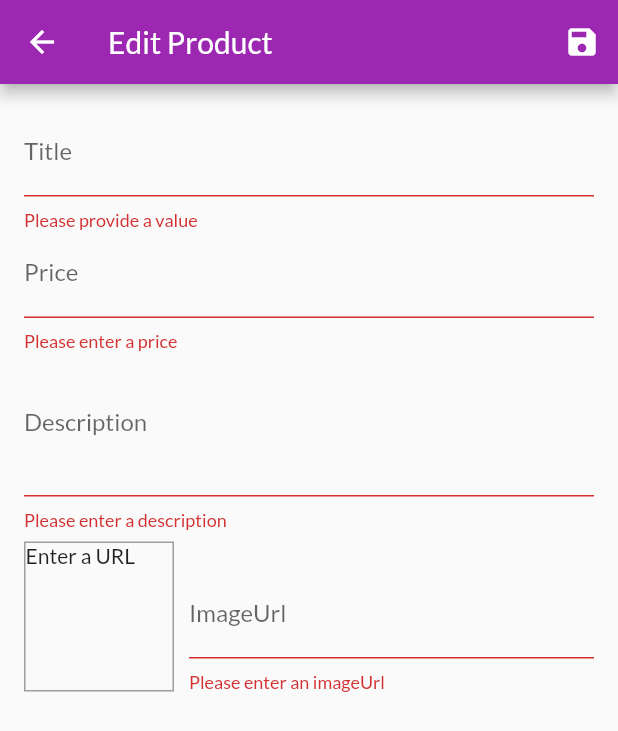
After one commit to atukade/shop_app, a Flutter app: the EditProductScreen screen opened by its route, after a tap on the "save" icon, on a phone screen of 412 x 824 dp. The commit adds this screen. Shown: the top 731 px of the screen. Run offline on Flutter 3.47's test engine with Material 2 defaults, Android fonts, the phone set to English and light mode, and no system bars; network calls fail.

Commit message:
Feature to add a new Product

```diff
--- a/lib/main.dart
+++ b/lib/main.dart
@@ -1,6 +1,7 @@
 import 'package:flutter/material.dart';
 import 'package:provider/provider.dart';
 import 'package:shop_app/providers/orders.dart';
+import 'package:shop_app/screens/edit_product_screen.dart';
 import 'package:shop_app/screens/orders_screens.dart';
 import 'package:shop_app/screens/user_products_screen.dart';
 import 'package:shop_app/widgets/user_product_item.dart';
@@ -42,6 +43,7 @@ class MyApp extends StatelessWidget {
             CartScreen.routeName: (ctx) => CartScreen(),
             OrdersScreen.routeName: (ctx) => OrdersScreen(),
             UserProductScreen.routeName: (context) => UserProductScreen(),
+            EditProductScreen.routeName: (context) => EditProductScreen()
           }),
     );
   }
--- a/lib/providers/products.dart
+++ b/lib/providers/products.dart
@@ -10,7 +10,7 @@ class Products with ChangeNotifier {
       description: 'A red shirt - it is pretty red!',
       price: 29.99,
       imageUrl:
-      'https://cdn.pixabay.com/photo/2016/10/02/22/17/red-t-shirt-1710578_1280.jpg',
+          'https://cdn.pixabay.com/photo/2016/10/02/22/17/red-t-shirt-1710578_1280.jpg',
     ),
     Product(
       id: 'p2',
@@ -18,7 +18,7 @@ class Products with ChangeNotifier {
       description: 'A nice pair of trousers.',
       price: 59.99,
       imageUrl:
-      'https://upload.wikimedia.org/wikipedia/commons/thumb/e/e8/Trousers%2C_dress_%28AM_1960.022-8%29.jpg/512px-Trousers%2C_dress_%28AM_1960.022-8%29.jpg',
+          'https://upload.wikimedia.org/wikipedia/commons/thumb/e/e8/Trousers%2C_dress_%28AM_1960.022-8%29.jpg/512px-Trousers%2C_dress_%28AM_1960.022-8%29.jpg',
     ),
     Product(
       id: 'p3',
@@ -26,7 +26,7 @@ class Products with ChangeNotifier {
       description: 'Warm and cozy - exactly what you need for the winter.',
       price: 19.99,
       imageUrl:
-      'https://live.staticflickr.com/4043/4438260868_cc79b3369d_z.jpg',
+          'https://live.staticflickr.com/4043/4438260868_cc79b3369d_z.jpg',
     ),
     Product(
       id: 'p4',
@@ -34,9 +34,10 @@ class Products with ChangeNotifier {
       description: 'Prepare any meal you want.',
       price: 49.99,
       imageUrl:
-      'https://upload.wikimedia.org/wikipedia/commons/thumb/1/14/Cast-Iron-Pan.jpg/1024px-Cast-Iron-Pan.jpg',
+          'https://upload.wikimedia.org/wikipedia/commons/thumb/1/14/Cast-Iron-Pan.jpg/1024px-Cast-Iron-Pan.jpg',
     ),
   ];
+
   // var _showFavoritesOnly = false;
 
   List<Product> get items {
@@ -64,8 +65,14 @@ class Products with ChangeNotifier {
   //   notifyListeners();
   // }
 
-  void addProduct() {
-    // _items.add(value);
+  void addProduct(Product product) {
+    final newProduct = Product(
+        title: product.title,
+        description: product.description,
+        price: product.price,
+        imageUrl: product.imageUrl,
+        id: DateTime.now().toIso8601String());
+    _items.insert(0, newProduct);
     notifyListeners();
   }
 }
--- /dev/null
+++ b/lib/screens/edit_product_screen.dart
@@ -0,0 +1,198 @@
+import 'package:flutter/material.dart';
+import 'package:provider/provider.dart';
+import 'package:shop_app/providers/product.dart';
+import '../providers/products.dart';
+
+class EditProductScreen extends StatefulWidget {
+  static const routeName = '/edit-product';
+
+  @override
+  _EditProductScreenState createState() => _EditProductScreenState();
+}
+
+class _EditProductScreenState extends State<EditProductScreen> {
+  final _priceFocusNode = FocusNode();
+  final _descriptionFocusNode = FocusNode();
+  final _imageUrlController = TextEditingController();
+  final _imageUrlFocusNode = FocusNode();
+  final _form = GlobalKey<FormState>();
+  var _editedProduct =
+      Product(id: null, title: '', price: 0, description: '', imageUrl: '');
+
+  void _saveForm() {
+    final isValid = _form.currentState.validate();
+    if (!isValid) {
+      return;
+    }
+    _form.currentState.save();
+    Provider.of<Products>(context, listen: false).addProduct(_editedProduct);
+  }
+
+  void _updateImageUrl() {
+    if (!_imageUrlFocusNode.hasFocus) setState(() {});
+  }
+
+  @override
+  void initState() {
+    _imageUrlFocusNode.addListener(_updateImageUrl);
+    super.initState();
+  }
+
+  @override
+  void dispose() {
+    _imageUrlFocusNode.removeListener(_updateImageUrl);
+    _priceFocusNode.dispose();
+    _descriptionFocusNode.dispose();
+    _imageUrlController.dispose();
+    _imageUrlFocusNode.dispose();
+    super.dispose();
+  }
+
+  @override
+  Widget build(BuildContext context) {
+    return Scaffold(
+      appBar: AppBar(
+        title: Text('Edit Product'),
+        actions: <Widget>[
+          IconButton(
+            icon: Icon(Icons.save),
+            onPressed: _saveForm,
+          )
+        ],
+      ),
+      body: Padding(
+        padding: const EdgeInsets.all(16.0),
+        child: Form(
+          key: _form,
+          child: SingleChildScrollView(
+            child: Column(
+              children: <Widget>[
+                TextFormField(
+                  decoration: InputDecoration(labelText: 'Title'),
+                  textInputAction: TextInputAction.next,
+                  onFieldSubmitted: (_) {
+                    FocusScope.of(context).requestFocus(_priceFocusNode);
+                  },
+                  onSaved: (value) {
+                    _editedProduct = Product(
+                        title: value,
+                        id: _editedProduct.id,
+                        price: _editedProduct.price,
+                        imageUrl: _editedProduct.imageUrl,
+                        description: _editedProduct.description);
+                  },
+                  validator: (value) {
+                    if (value.isEmpty) {
+                      return 'Please provide a value';
+                    }
+                    return null;
+                  },
+                ),
+                TextFormField(
+                  decoration: InputDecoration(labelText: 'Price'),
+                  textInputAction: TextInputAction.next,
+                  keyboardType: TextInputType.number,
+                  focusNode: _priceFocusNode,
+                  onFieldSubmitted: (_) {
+                    FocusScope.of(context).requestFocus(_descriptionFocusNode);
+                  },
+                  onSaved: (value) {
+                    _editedProduct = Product(
+                        title: _editedProduct.title,
+                        id: _editedProduct.id,
+                        price: double.parse(value),
+                        imageUrl: _editedProduct.imageUrl,
+                        description: _editedProduct.description);
+                  },
+                  validator: (value) {
+                    if (value.isEmpty) {
+                      return 'Please enter a price';
+                    }
+                    if (double.tryParse(value) == null) {
+                      return 'Please ebter a valid number';
+                    }
+                    if (double.parse(value) <= 0) {
+                      return 'Please enter a number greater than zero';
+                    }
+                    return null;
+                  },
+                ),
+                TextFormField(
+                  decoration: InputDecoration(labelText: 'Description'),
+                  maxLines: 3,
+                  keyboardType: TextInputType.multiline,
+                  focusNode: _descriptionFocusNode,
+                  onSaved: (value) {
+                    _editedProduct = Product(
+                        title: _editedProduct.title,
+                        id: _editedProduct.id,
+                        price: _editedProduct.price,
+                        imageUrl: _editedProduct.imageUrl,
+                        description: value);
+                  },
+                  validator: (value) {
+                    if (value.isEmpty) {
+                      return 'Please enter a description';
+                    }
+                    return null;
+                  },
+                ),
+                Row(
+                  crossAxisAlignment: CrossAxisAlignment.end,
+                  children: <Widget>[
+                    Container(
+                      width: 100,
+                      height: 100,
+                      margin: EdgeInsets.only(
+                        top: 8,
+                        right: 10,
+                      ),
+                      decoration: BoxDecoration(
+                        border: Border.all(width: 1, color: Colors.grey),
+                      ),
+                      child: _imageUrlController.text.isEmpty
+                          ? Text('Enter a URL')
+                          : FittedBox(
+                              child: Image.network(_imageUrlController.text),
+                              fit: BoxFit.cover,
+                            ),
+                    ),
+                    Expanded(
+                      child: TextFormField(
+                        decoration: InputDecoration(labelText: 'ImageUrl'),
+                        keyboardType: TextInputType.url,
+                        textInputAction: TextInputAction.done,
+                        controller: _imageUrlController,
+                        focusNode: _imageUrlFocusNode,
+                        onFieldSubmitted: (_) {
+                          _saveForm();
+                        },
+                        onSaved: (value) {
+                          _editedProduct = Product(
+                              title: _editedProduct.title,
+                              id: _editedProduct.id,
+                              price: _editedProduct.price,
+                              imageUrl: value,
+                              description: _editedProduct.description);
+                        },
+                        validator: (value) {
+                          if (value.isEmpty) {
+                            return 'Please enter an imageUrl';
+                          }
+                          if (value.startsWith('http') &&
+                              value.startsWith('https'))
+                            return 'Please enter a valid Url';
+                          return null;
+                        },
+                      ),
+                    ),
+                  ],
+                )
+              ],
+            ),
+          ),
+        ),
+      ),
+    );
+  }
+}
--- a/lib/screens/user_products_screen.dart
+++ b/lib/screens/user_products_screen.dart
@@ -1,5 +1,6 @@
 import 'package:flutter/material.dart';
 import 'package:provider/provider.dart';
+import 'package:shop_app/screens/edit_product_screen.dart';
 import 'package:shop_app/widgets/app_drawer.dart';
 
 import '../providers/products.dart';
@@ -18,7 +19,9 @@ class UserProductScreen extends StatelessWidget {
         actions: <Widget>[
           IconButton(
             icon: const Icon(Icons.add),
-            onPressed: () {},
+            onPressed: () {
+              Navigator.of(context).pushNamed(EditProductScreen.routeName);
+            },
           ),
         ],
       ),
```
